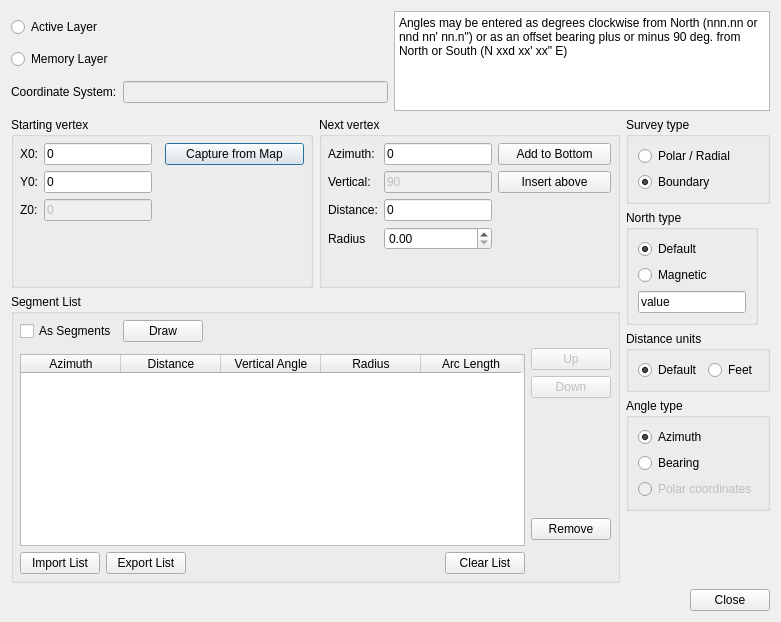
Old version of the form ui.ui in the repository mpetroff/qgsazimuth.
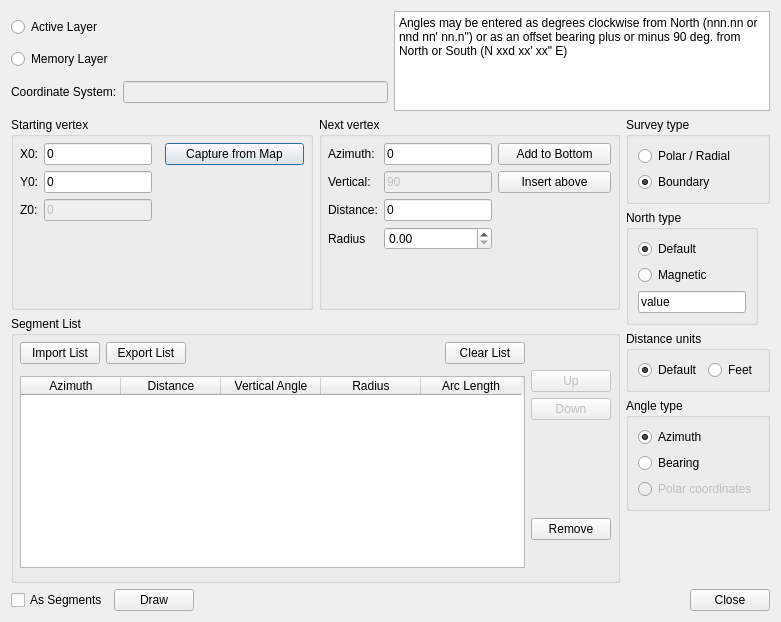
New version of the form.

Commit message: Swap button locations in UI

Diff of the .ui file:
```diff
--- a/ui.ui
+++ b/ui.ui
@@ -400,50 +400,6 @@
           <property name="margin">
            <number>6</number>
           </property>
-          <item row="6" column="0">
-           <layout class="QHBoxLayout" name="horizontalLayout_3">
-            <item>
-             <widget class="QPushButton" name="pushButton_segListLoad">
-              <property name="enabled">
-               <bool>true</bool>
-              </property>
-              <property name="text">
-               <string>Import List</string>
-              </property>
-             </widget>
-            </item>
-            <item>
-             <widget class="QPushButton" name="pushButton_segListSave">
-              <property name="enabled">
-               <bool>true</bool>
-              </property>
-              <property name="text">
-               <string>Export List</string>
-              </property>
-             </widget>
-            </item>
-            <item>
-             <spacer name="horizontalSpacer">
-              <property name="orientation">
-               <enum>Qt::Horizontal</enum>
-              </property>
-              <property name="sizeHint" stdset="0">
-               <size>
-                <width>40</width>
-                <height>20</height>
-               </size>
-              </property>
-             </spacer>
-            </item>
-            <item>
-             <widget class="QPushButton" name="pushButton_segListClear">
-              <property name="text">
-               <string>Clear List</string>
-              </property>
-             </widget>
-            </item>
-           </layout>
-          </item>
           <item row="4" column="1" rowspan="3">
            <layout class="QVBoxLayout" name="verticalLayout">
             <property name="sizeConstraint">
@@ -563,30 +519,30 @@
             </column>
            </widget>
           </item>
-          <item row="0" column="0" colspan="2">
-           <layout class="QHBoxLayout" name="horizontalLayout_9">
+          <item row="1" column="0">
+           <layout class="QHBoxLayout" name="horizontalLayout_3">
             <item>
-             <widget class="QCheckBox" name="checkBox_asSegments">
+             <widget class="QPushButton" name="pushButton_segListLoad">
+              <property name="enabled">
+               <bool>true</bool>
+              </property>
               <property name="text">
-               <string>As Segments</string>
+               <string>Import List</string>
               </property>
              </widget>
             </item>
             <item>
-             <widget class="QPushButton" name="pushButton_objectDraw">
-              <property name="sizePolicy">
-               <sizepolicy hsizetype="Minimum" vsizetype="Fixed">
-                <horstretch>0</horstretch>
-                <verstretch>0</verstretch>
-               </sizepolicy>
+             <widget class="QPushButton" name="pushButton_segListSave">
+              <property name="enabled">
+               <bool>true</bool>
               </property>
               <property name="text">
-               <string>Draw</string>
+               <string>Export List</string>
               </property>
              </widget>
             </item>
             <item>
-             <spacer name="horizontalSpacer_3">
+             <spacer name="horizontalSpacer">
               <property name="orientation">
                <enum>Qt::Horizontal</enum>
               </property>
@@ -598,6 +554,13 @@
               </property>
              </spacer>
             </item>
+            <item>
+             <widget class="QPushButton" name="pushButton_segListClear">
+              <property name="text">
+               <string>Clear List</string>
+              </property>
+             </widget>
+            </item>
            </layout>
           </item>
          </layout>
@@ -872,6 +835,26 @@
     <layout class="QHBoxLayout" name="horizontalLayout_12">
      <item>
       <layout class="QHBoxLayout" name="horizontalLayout_6">
+       <item>
+        <widget class="QCheckBox" name="checkBox_asSegments">
+         <property name="text">
+          <string>As Segments</string>
+         </property>
+        </widget>
+       </item>
+       <item>
+        <widget class="QPushButton" name="pushButton_objectDraw">
+         <property name="sizePolicy">
+          <sizepolicy hsizetype="Minimum" vsizetype="Fixed">
+           <horstretch>0</horstretch>
+           <verstretch>0</verstretch>
+          </sizepolicy>
+         </property>
+         <property name="text">
+          <string>Draw</string>
+         </property>
+        </widget>
+       </item>
        <item>
         <spacer name="horizontalSpacer_2">
          <property name="orientation">
```
The commit also changes 1 other file.
